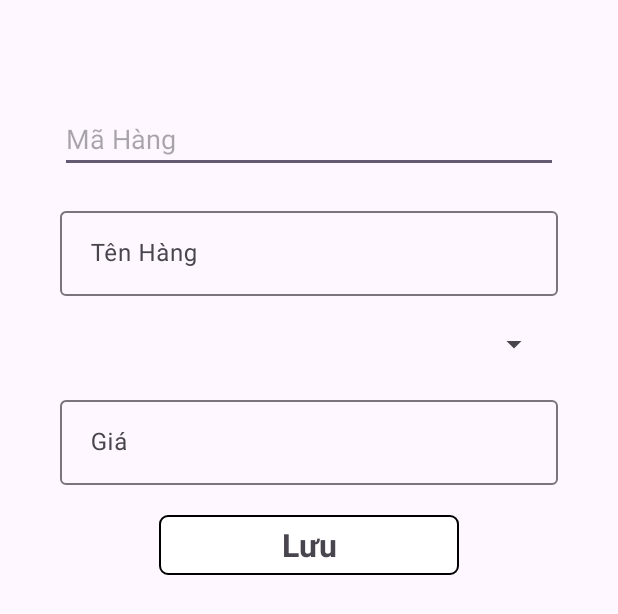
After one commit to lddm4200/knoxManager, an Android app: the layout diglog_hang.xml on its own in the app's theme, with its tools: preview values and no code run, on a phone screen of 412 x 824 dp. The commit adds this screen. Shown: the top 614 px of the screen. Run offline under Robolectric (Android 15) with nearby library versions, the phone set to English and light mode, and no system bars.

Commit message:
them moi 2h 16

```diff
--- a/app/src/main/java/com/example/knoxmanager/frm/frmNhasx.java
+++ b/app/src/main/java/com/example/knoxmanager/frm/frmNhasx.java
@@ -17,6 +17,7 @@ import android.widget.Button;
 import android.widget.EditText;
 import android.widget.ListView;
 import android.widget.SearchView;
+import android.widget.TextView;
 import android.widget.Toast;
 
 import com.example.knoxmanager.R;
@@ -38,7 +39,7 @@ public class frmNhasx extends Fragment {
     FloatingActionButton fab;
     Dialog dialog;
     EditText edMahang, edTenhang;
-    Button btnSave, btnCancel;
+    TextView btnSave, btnCancel;
     public frmNhasx() {
         // Required empty public constructor
     }
--- a/app/src/main/res/layout/dialog_hangx.xml
+++ b/app/src/main/res/layout/dialog_hangx.xml
@@ -27,7 +27,7 @@
         android:layout_marginRight="20dp"/>
 
     <com.google.android.material.textfield.TextInputLayout
-        android:id="@+id/editText_tenhangx"
+
         android:layout_width="match_parent"
         android:layout_height="wrap_content"
         android:layout_marginBottom="30dp"
@@ -37,6 +37,7 @@
         <com.google.android.material.textfield.TextInputEditText
             android:layout_width="match_parent"
             android:layout_height="wrap_content"
+            android:id="@+id/editText_tenhangx"
             />
 
     </com.google.android.material.textfield.TextInputLayout>
--- /dev/null
+++ b/app/src/main/res/layout/diglog_hang.xml
@@ -0,0 +1,76 @@
+<?xml version="1.0" encoding="utf-8"?>
+<LinearLayout xmlns:android="http://schemas.android.com/apk/res/android"
+    android:layout_width="match_parent"
+    android:orientation="vertical"
+    android:layout_height="match_parent"
+    android:padding="20sp">
+    <EditText
+        android:id="@+id/edMaHang"
+        android:layout_width="match_parent"
+        android:layout_height="wrap_content"
+        android:hint="Mã Hàng"
+        android:layout_marginTop="50dp"
+        android:layout_marginBottom="20dp"
+        android:layout_marginLeft="20dp"
+        android:layout_marginRight="20dp"/>
+    <com.google.android.material.textfield.TextInputLayout
+        android:layout_width="match_parent"
+        android:layout_height="wrap_content"
+        android:layout_marginBottom="20dp"
+        android:layout_marginLeft="20dp"
+        android:layout_marginRight="20dp">
+
+        <com.google.android.material.textfield.TextInputEditText
+            android:id="@+id/edTenHang"
+            android:layout_width="match_parent"
+            android:layout_height="wrap_content"
+            android:hint=" Tên Hàng"/>
+    </com.google.android.material.textfield.TextInputLayout>
+
+    <LinearLayout
+        android:layout_marginLeft="20sp"
+        android:layout_width="match_parent"
+        android:layout_height="wrap_content"
+        android:orientation="horizontal">
+
+
+
+        <Spinner
+            android:id="@+id/spnhaSx"
+            android:layout_width="match_parent"
+            android:layout_height="wrap_content"
+            android:layout_marginBottom="20dp"
+            android:layout_marginRight="25dp"/>
+    </LinearLayout>
+
+
+
+    <com.google.android.material.textfield.TextInputLayout
+        android:layout_width="match_parent"
+        android:layout_height="wrap_content"
+        android:layout_marginBottom="20dp"
+        android:layout_marginLeft="20dp"
+        android:layout_marginRight="20dp">
+
+        <com.google.android.material.textfield.TextInputEditText
+            android:id="@+id/edgia"
+            android:layout_width="match_parent"
+            android:layout_height="wrap_content"
+            android:hint=" Giá"/>
+    </com.google.android.material.textfield.TextInputLayout>
+
+
+        <TextView
+            android:id="@+id/btnSavehang"
+            android:layout_width="200sp"
+            android:layout_height="40sp"
+            android:text="Lưu"
+            android:layout_gravity="center"
+            android:background="@drawable/butum"
+            android:textSize="21sp"
+            android:textStyle="bold"
+            android:gravity="center"
+            android:layout_marginHorizontal="20dp"/>
+
+
+</LinearLayout>
```
Also changed, not shown: app/src/main/java/com/example/knoxmanager/adrapter/hangAdrapter.java (added, +74 -0 lines), app/src/main/java/com/example/knoxmanager/adrapter/hangxspinner.java (added, +63 -0 lines), app/src/main/java/com/example/knoxmanager/dao/hangDao.java (added, +67 -0 lines), app/src/main/java/com/example/knoxmanager/frm/frmhang.java (+189 -40 lines), app/src/main/java/com/example/knoxmanager/model/hang.java (added, +48 -0 lines), app/src/main/res/layout/fragment_hang.xml (+16 -8 lines), app/src/main/res/layout/item_view_hang.xml (added, +80 -0 lines), app/src/main/res/layout/item_view_hangx.xml (+6 -5 lines), app/src/main/res/layout/spinner_hangx.xml (added, +16 -0 lines).
